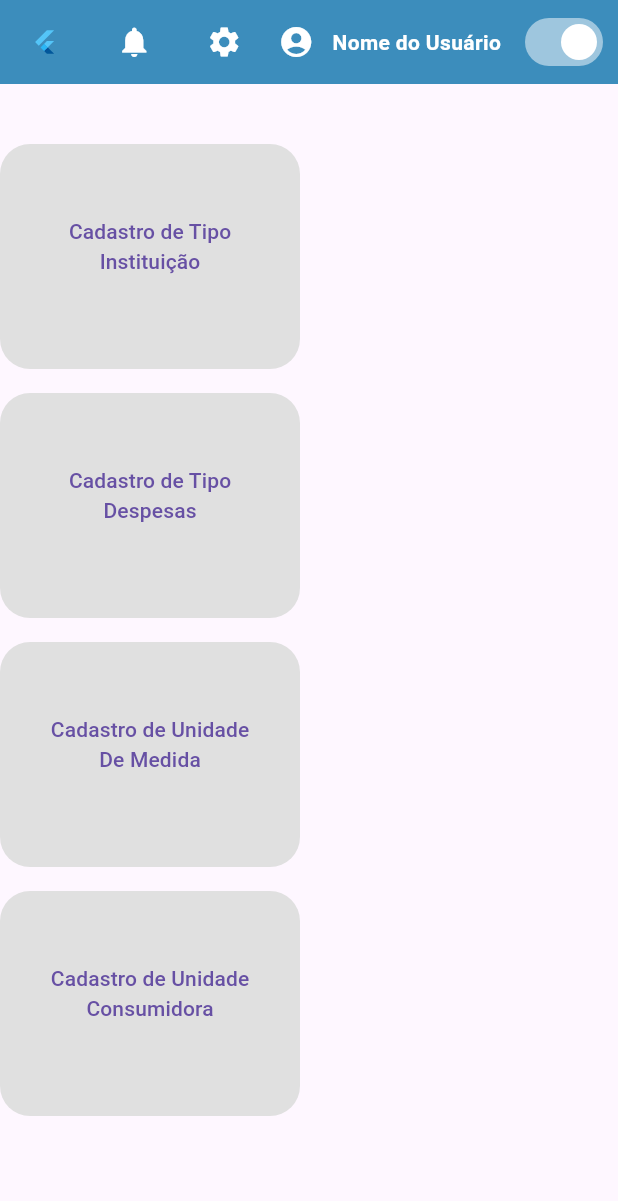
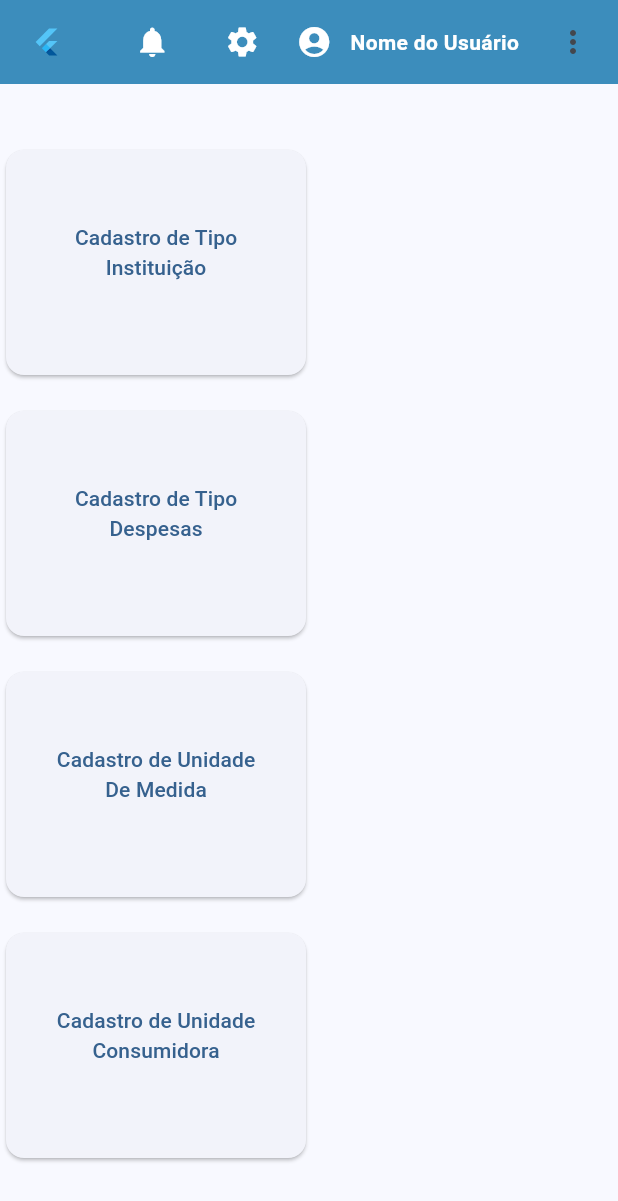
Before and after one commit to marcogitti/SIGEDESP-PI, a Flutter app: the screen it shows after launch, on a phone screen of 412 x 824 dp. Shown: the top 1201 px of the screen. Run offline on Flutter 3.47's test engine with Material 3 defaults, Android fonts, the phone set to English and light mode, and no system bars; drawn by our look-alikes of overlay_support; our stand-ins replace bot_toast, charts_flutter, flutter_modular, result_dart; missing offline and left inert: dson_adapter.

Commit message:
fix: Refactoring of Themes

```diff
--- a/front/lib/app/components/Scaffold_comp.dart
+++ b/front/lib/app/components/Scaffold_comp.dart
@@ -1,4 +1,5 @@
 import 'package:flutter/material.dart';
+import 'package:flutter_modular/flutter_modular.dart';
 import 'package:front/app/providers/provider_theme.dart'; // Importe seu provedor de tema aqui
 import 'package:front/app/util/format_util.dart';
 import 'package:provider/provider.dart'; // Importe o provider aqui
@@ -46,17 +47,19 @@ class ScaffoldComp extends StatelessWidget {
               ),
             ),
           ),
-          Consumer<ThemeProvider>(
-            builder: (context, themeProvider, child) {
-              return Switch(
-                value: themeProvider.isHighContrastTheme,
-                onChanged: (value) {
-                  // Alterar o tema quando o switch é alterado
-                  themeProvider.toggleTheme();
-                },
-                activeColor: Colors.white,
-                inactiveTrackColor: Colors.grey,
-              );
+          PopupMenuButton(
+            itemBuilder: (context) {
+              return TipoThemeApp.values
+                  .map((tipo) {
+                    return PopupMenuItem(
+                      child: tipo.icon,
+                      onTap: () {
+                        Modular.get<ThemeProvider>().toggleTheme(tipo);
+                      },
+                    );
+                  })
+                  .toList()
+                  .cast<PopupMenuItem>();
             },
           ),
         ].spaceBetowin(wh: 6),
--- a/front/lib/app/components/my_card_comp.dart
+++ b/front/lib/app/components/my_card_comp.dart
@@ -4,26 +4,24 @@ class MyCardComp extends StatelessWidget {
   final Widget textButton;
   final double height;
   final double width;
-  final Color color;
+  final Color? color;
 
   const MyCardComp({
     Key? key,
     required this.textButton,
     this.height = 150,
     this.width = 200,
-    this.color = const Color.fromARGB(255, 224, 224, 224),
+    this.color,
   }) : super(key: key);
 
   @override
   Widget build(BuildContext context) {
-    return Container(
-      height: height,
-      width: width,
-      decoration: BoxDecoration(
-        borderRadius: BorderRadius.circular(20),
-        color: color,
+    return Card(
+      child: SizedBox(
+        height: height,
+        width: width,
+        child: Center(child: textButton),
       ),
-      child: Center(child: textButton),
     );
   }
 }
--- a/front/lib/app/config/app_module.dart
+++ b/front/lib/app/config/app_module.dart
@@ -14,6 +14,7 @@ import 'package:front/app/modules/unidade/unidade_consumidora_page.dart';
 import 'package:front/app/modules/unidade/unidade_consumidora_sevice.dart';
 import 'package:front/app/modules/unidade/unidade_de_medida_page.dart';
 import 'package:front/app/modules/unidade/unidade_de_medida_service.dart';
+import 'package:front/app/providers/provider_theme.dart';
 import '../modules/despesas/tipo_despesas_page.dart';
 import '../modules/login/usuario_page.dart';
 
@@ -29,6 +30,7 @@ class AppModule extends Module {
     i.addLazySingleton(UsuarioServiceImpl.new);
     i.addLazySingleton(UnidadeMedidaServiceImpl.new);
     i.addLazySingleton(UnidadeConsumidoraServiceImpl.new);
+    i.addSingleton(ThemeProvider.new);
     super.binds(i);
   }
 //   @override
--- a/front/lib/app/config/app_widget.dart
+++ b/front/lib/app/config/app_widget.dart
@@ -1,84 +1,83 @@
 import 'package:flutter/material.dart';
 import 'package:flutter_modular/flutter_modular.dart';
 import 'package:front/app/providers/provider_theme.dart';
-import 'package:provider/provider.dart';
-import 'package:overlay_support/overlay_support.dart';
 import 'package:bot_toast/bot_toast.dart'; // Importando BotToastNavigatorObserver
 
-class AppWidget extends StatelessWidget {
-   const AppWidget({super.key, });
+class AppWidget extends StatefulWidget {
+  const AppWidget({
+    super.key,
+  });
+
+  @override
+  State<AppWidget> createState() => _AppWidgetState();
+}
+
+class _AppWidgetState extends State<AppWidget> {
+  @override
+  void initState() {
+    Modular.setObservers([BotToastNavigatorObserver()]);
+    Modular.get<ThemeProvider>().theme.addListener(() {
+      setState(() {});
+    });
+    super.initState();
+  }
 
   @override
   Widget build(BuildContext context) {
-    final GlobalKey<NavigatorState> navigatorKey = GlobalKey<NavigatorState>();
-
-    return Consumer<ThemeProvider>(
-      builder: (context, themeProvider, child) {
-        return MaterialApp.router(
-          title: 'Accessible App',
-          debugShowCheckedModeBanner: false,
-          // theme: themeProvider.isHighContrastTheme;
-              // ? _highContrastDarkTheme
-              // : _normalDarkTheme,
-          routeInformationParser: Modular.routeInformationParser,
-          routerDelegate: Modular.routerDelegate,
-          builder: (context, router) {
-            return OverlaySupport(
-              child: MaterialApp(
-                debugShowCheckedModeBanner: false,
-                navigatorKey: navigatorKey,
-                title: 'App',
-                theme: ThemeData(
-                  primarySwatch: Colors.blue,
-                  visualDensity: VisualDensity.adaptivePlatformDensity,
-                ),
-                navigatorObservers: [
-                  BotToastNavigatorObserver(),
-                ],
-                home: router!,
-              ),
-            );
-          },
-        );
-      },
+    return MaterialApp.router(
+      title: 'Accessible App',
+      debugShowCheckedModeBanner: false,
+      theme: createTheme(),
+      routeInformationParser: Modular.routeInformationParser,
+      routerDelegate: Modular.routerDelegate,
+      builder: BotToastInit(),
     );
   }
 }
 
-// final ThemeData _highContrastDarkTheme = ThemeData(
-//   brightness: Brightness.dark,
-//   primaryColor: Colors.black,
-//   hintColor: Colors.yellow,
-//   textTheme: const TextTheme(
-//     bodyLarge: TextStyle(fontSize: 20.0, color: Colors.white),
-//     bodyMedium: TextStyle(fontSize: 18.0, color: Colors.white),
-//     displayLarge: TextStyle(
-//         fontSize: 26.0, color: Colors.yellow, fontWeight: FontWeight.bold),
-//   ),
-//   elevatedButtonTheme: ElevatedButtonThemeData(
-//     style: ElevatedButton.styleFrom(
-//       foregroundColor: Colors.yellow,
-//       backgroundColor: Colors.black,
-//       textStyle: const TextStyle(fontSize: 20),
-//     ),
-//   ),
-// );
+ThemeData createTheme() {
+  switch (Modular.get<ThemeProvider>().theme.value) {
+    case TipoThemeApp.light:
+      return ThemeData(
+        brightness: Brightness.light,
+        colorSchemeSeed: Colors.blue,
+        elevatedButtonTheme: ElevatedButtonThemeData(
+          style: ElevatedButton.styleFrom(
+            foregroundColor: Colors.white,
+            backgroundColor: Colors.orange,
+            textStyle: const TextStyle(fontSize: 18),
+          ),
+        ),
+      );
 
-// final ThemeData _normalDarkTheme = ThemeData(
-//   brightness: Brightness.dark,
-//   primaryColor: Colors.black,
-//   hintColor: Colors.white,
-//   textTheme: const TextTheme(
-//     bodyLarge: TextStyle(fontSize: 18.0, color: Colors.white),
-//     bodyMedium: TextStyle(fontSize: 16.0, color: Colors.white),
-//     displayLarge: TextStyle(
-//         fontSize: 24.0, color: Colors.white, fontWeight: FontWeight.bold),
-//   ),
-//   elevatedButtonTheme: ElevatedButtonThemeData(
-//     style: ElevatedButton.styleFrom(
-//       foregroundColor: Colors.white,
-//       backgroundColor: Colors.black,
-//       textStyle: const TextStyle(fontSize: 18),
-//     ),
-//   ),
-// );
+    case TipoThemeApp.ligthDaltonico:
+      return ThemeData(
+        brightness: Brightness.light,
+        colorSchemeSeed: Colors.blue,
+      );
+    case TipoThemeApp.dark:
+      return ThemeData(
+        brightness: Brightness.dark,
+        primaryColor: Colors.black,
+        hintColor: Colors.yellow,
+        textTheme: const TextTheme(
+          bodyLarge: TextStyle(fontSize: 20.0, color: Colors.white),
+          bodyMedium: TextStyle(fontSize: 18.0, color: Colors.white),
+          displayLarge: TextStyle(
+              fontSize: 26.0,
+              color: Colors.yellow,
+              fontWeight: FontWeight.bold),
+        ),
+        elevatedButtonTheme: ElevatedButtonThemeData(
+          style: ElevatedButton.styleFrom(
+            foregroundColor: Colors.yellow,
+            backgroundColor: Colors.black,
+            textStyle: const TextStyle(fontSize: 20),
+          ),
+        ),
+      );
+
+    default:
+      return ThemeData();
+  }
+}
--- a/front/lib/app/modules/Instituicao/instituicao_page.dart
+++ b/front/lib/app/modules/Instituicao/instituicao_page.dart
@@ -1,6 +1,6 @@
 import 'package:flutter/material.dart';
 import 'package:flutter_modular/flutter_modular.dart';
-import 'package:front/app/components/Scaffold_comp.dart';
+import 'package:front/app/components/scaffold_comp.dart';
 import 'package:front/app/modules/Instituicao/instituicao_model.dart';
 import 'package:front/app/modules/Instituicao/instituicao_service.dart';
 import 'package:result_dart/result_dart.dart';
--- a/front/lib/app/modules/despesas/tipo_despesas_page.dart
+++ b/front/lib/app/modules/despesas/tipo_despesas_page.dart
@@ -1,6 +1,6 @@
 import 'package:flutter/material.dart';
 import 'package:flutter_modular/flutter_modular.dart';
-import 'package:front/app/components/Scaffold_comp.dart';
+import 'package:front/app/components/scaffold_comp.dart';
 import 'package:front/app/modules/despesas/tipo_despesas_model.dart';
 import 'package:front/app/modules/despesas/tipo_despesas_service.dart';
 import 'package:result_dart/result_dart.dart';
--- a/front/lib/app/modules/unidade/unidade_consumidora_page.dart
+++ b/front/lib/app/modules/unidade/unidade_consumidora_page.dart
@@ -1,5 +1,5 @@
 import 'package:flutter/material.dart';
-import 'package:front/app/components/Scaffold_comp.dart';
+import 'package:front/app/components/scaffold_comp.dart';
 import 'package:http/http.dart' as http;
 
 class UnidadeConsumidoraPage extends StatelessWidget {
--- a/front/lib/app/modules/unidade/unidade_de_medida_page.dart
+++ b/front/lib/app/modules/unidade/unidade_de_medida_page.dart
@@ -1,6 +1,6 @@
 import 'package:flutter/material.dart';
 import 'package:flutter_modular/flutter_modular.dart';
-import 'package:front/app/components/Scaffold_comp.dart';
+import 'package:front/app/components/scaffold_comp.dart';
 import 'package:front/app/modules/unidade/unidade_de_medida_model.dart';
 import 'package:front/app/modules/unidade/unidade_de_medida_service.dart';
 import 'package:result_dart/result_dart.dart';
@@ -51,7 +51,7 @@ class _UnidadeDeMedidaPageState extends State<UnidadeDeMedidaPage> {
                 ),
               ),
             ),
-           Column(
+            Column(
               crossAxisAlignment: CrossAxisAlignment.stretch,
               children: [
                 TextField(
--- a/front/lib/app/providers/provider_theme.dart
+++ b/front/lib/app/providers/provider_theme.dart
@@ -1,13 +1,23 @@
 import 'package:flutter/material.dart';
 
-class ThemeProvider with ChangeNotifier {
-  bool _isHighContrastTheme = true;
+class ThemeProvider {
+  final _theme = ValueNotifier(TipoThemeApp.light);
 
-  bool get isHighContrastTheme => _isHighContrastTheme;
+  ValueNotifier<TipoThemeApp> get theme => _theme;
 
-  void toggleTheme() {
-    _isHighContrastTheme = !_isHighContrastTheme;
-    notifyListeners();
+  void toggleTheme(TipoThemeApp value) {
+    if (value != _theme.value) {
+      _theme.value = value;
+    }
   }
+}
 
+enum TipoThemeApp {
+  light(icon: Icon(Icons.sunny)),
+  ligthDaltonico(icon: Icon(Icons.dataset_linked)),
+  dark(icon: Icon(Icons.brightness_medium_outlined));
+
+  final Widget icon;
+
+  const TipoThemeApp({required this.icon});
 }
--- a/front/lib/main.dart
+++ b/front/lib/main.dart
@@ -1,18 +1,13 @@
 import 'package:flutter/material.dart';
 import 'package:flutter_modular/flutter_modular.dart';
-import 'package:front/app/providers/provider_theme.dart';
-import 'package:provider/provider.dart';
 import 'app/config/app_module.dart';
 import 'app/config/app_widget.dart';
 
 void main() {
   return runApp(
-  ChangeNotifierProvider(
-      create: (context) => ThemeProvider(),
-      child: ModularApp(
+    ModularApp(
       module: AppModule(),
-      child:  AppWidget(),
-    ),
+      child: const AppWidget(),
     ),
   );
 }
```
Also changed, not shown: front/lib/app/modules/secretaria/secretaria_page.dart (+5 -3 lines), front/pubspec.lock. Lines whose indentation alone changed are shown as unchanged.
